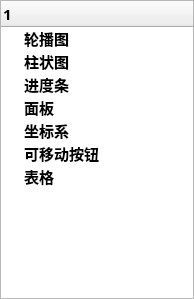
Before: the Qt Designer form maincontent/controltreewidget.ui in YYC572652645/QCoolPage, drawn with Qt 5.
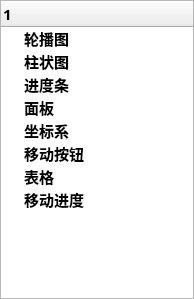
After: the same form once the commit is applied.

Commit message: 添加移动进度控件以及自定义数字动画类

Patch:
```diff
--- a/maincontent/controltreewidget.ui
+++ b/maincontent/controltreewidget.ui
@@ -71,7 +71,7 @@
      </item>
      <item>
       <property name="text">
-       <string>可移动按钮</string>
+       <string>移动按钮</string>
       </property>
      </item>
      <item>
@@ -79,6 +79,11 @@
        <string>表格</string>
       </property>
      </item>
+     <item>
+      <property name="text">
+       <string>移动进度</string>
+      </property>
+     </item>
     </widget>
    </item>
   </layout>
```
The commit also changes 39 other files.
